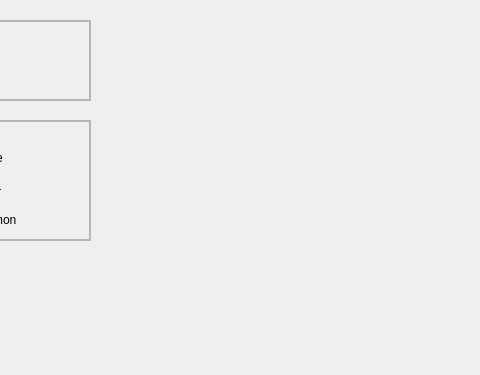
clap-min99/sys_semicon, file code_expert/Qt_PyQt_Lab/practice_qt/EX02-06_QCheckBox/QCheckBox/mainwindow.ui: the form before one commit; both pictures show x 190 to 670 and y 0 to 375 of the 800 by 600 pixel window.
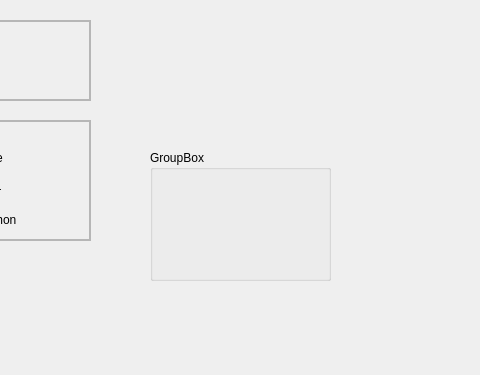
The form after the commit.

```diff
--- a/code_expert/Qt_PyQt_Lab/practice_qt/EX02-06_QCheckBox/QCheckBox/mainwindow.ui
+++ b/code_expert/Qt_PyQt_Lab/practice_qt/EX02-06_QCheckBox/QCheckBox/mainwindow.ui
@@ -151,6 +151,19 @@
      </property>
     </widget>
    </widget>
+   <widget class="QGroupBox" name="groupBox">
+    <property name="geometry">
+     <rect>
+      <x>340</x>
+      <y>150</y>
+      <width>181</width>
+      <height>131</height>
+     </rect>
+    </property>
+    <property name="title">
+     <string>GroupBox</string>
+    </property>
+   </widget>
   </widget>
   <widget class="QMenuBar" name="menubar">
    <property name="geometry">
```
Left out of the diff: 17 changed lines with no effect on the pictures.
